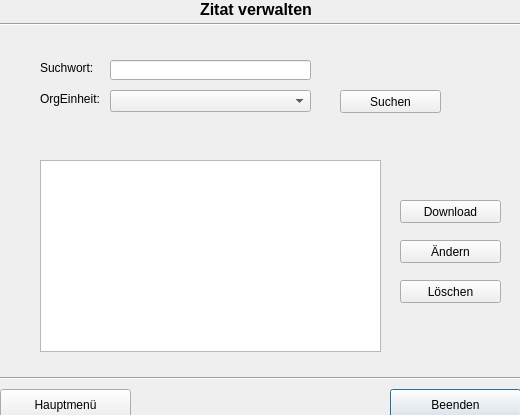
Qt form ZitatErfassung/frmzitatverwalten.ui (TrialAnd404/MyRepo) before a commit.
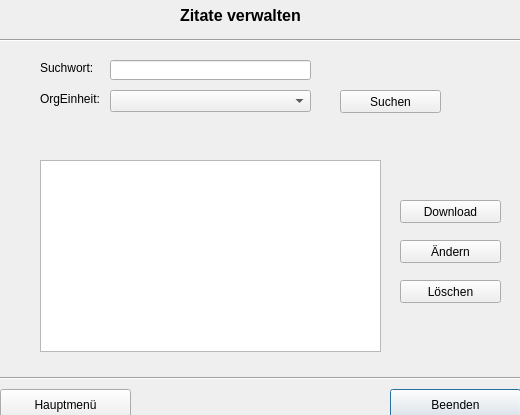
The same form after that commit.

```diff
--- a/ZitatErfassung/frmzitatverwalten.ui
+++ b/ZitatErfassung/frmzitatverwalten.ui
@@ -17,7 +17,7 @@
    <property name="geometry">
     <rect>
      <x>0</x>
-     <y>14</y>
+     <y>30</y>
      <width>521</width>
      <height>21</height>
     </rect>
@@ -29,14 +29,14 @@
   <widget class="QLabel" name="label_5">
    <property name="geometry">
     <rect>
-     <x>200</x>
+     <x>180</x>
      <y>0</y>
-     <width>141</width>
-     <height>16</height>
+     <width>181</width>
+     <height>31</height>
     </rect>
    </property>
    <property name="text">
-    <string>&lt;html&gt;&lt;head/&gt;&lt;body&gt;&lt;p&gt;&lt;span style=&quot; font-size:12pt; font-weight:600;&quot;&gt;Zitat verwalten&lt;/span&gt;&lt;/p&gt;&lt;/body&gt;&lt;/html&gt;</string>
+    <string>&lt;html&gt;&lt;head/&gt;&lt;body&gt;&lt;p&gt;&lt;span style=&quot; font-size:12pt; font-weight:600;&quot;&gt;Zitate verwalten&lt;/span&gt;&lt;/p&gt;&lt;/body&gt;&lt;/html&gt;</string>
    </property>
   </widget>
   <widget class="QPushButton" name="pbBeenden">
```
